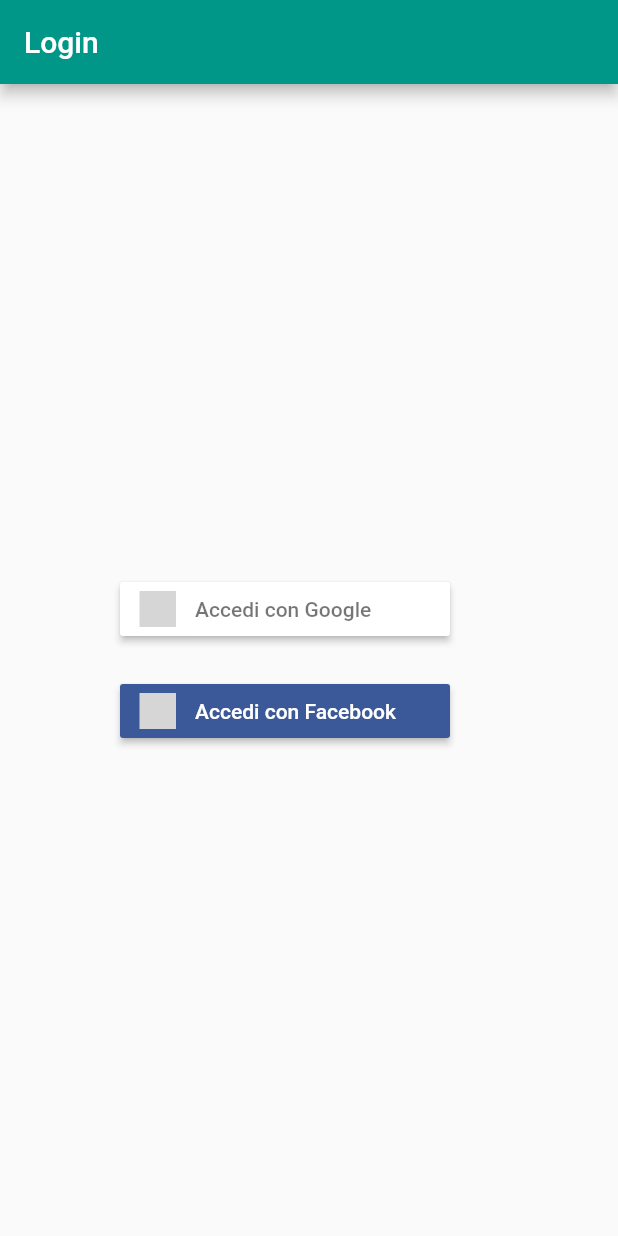
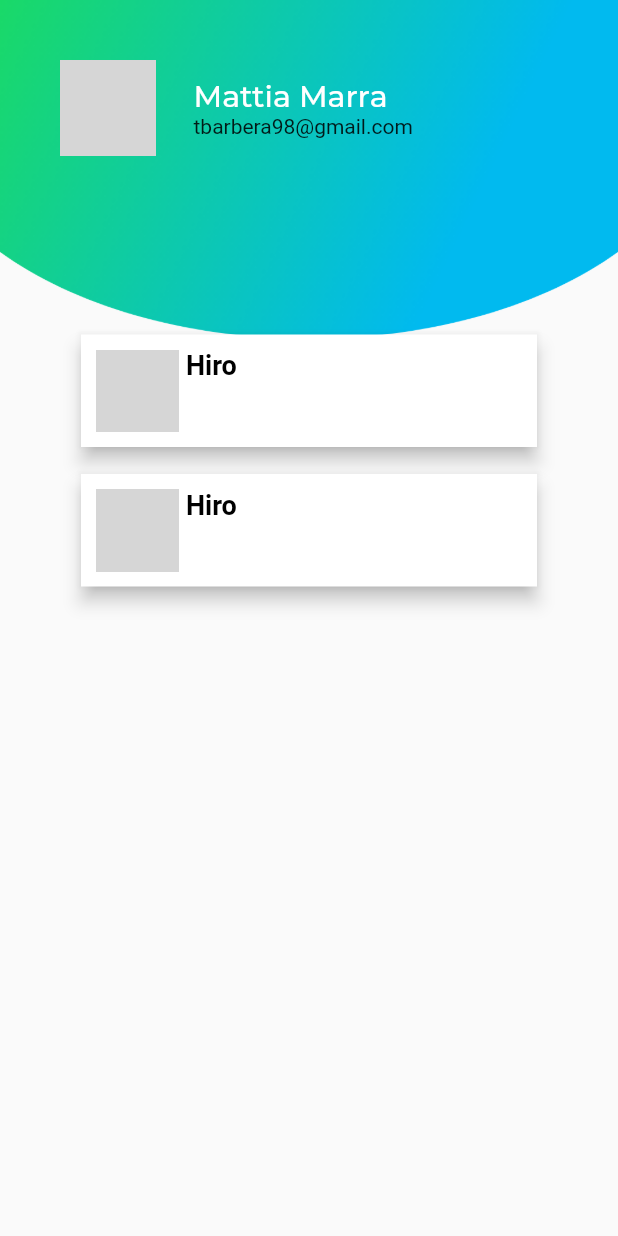
Before and after one commit to MDM-Uni/TAASS-frontend-android, a Flutter app: the screen it shows after launch, on a phone screen of 412 x 824 dp. Run offline on Flutter 3.47's test engine with Material 2 defaults, Android fonts, the phone set to English and light mode, and no system bars; our stand-ins replace firebase_auth, flutter_signin_button, flutter_svg, google_sign_in; missing offline and left inert: flutter_facebook_auth; accounts and stored records are empty; network calls fail; grey boxes are pictures that could not be loaded.

Commit message:
Creazione grafica dashboard.dart

```diff
--- /dev/null
+++ b/lib/dashboard.dart
@@ -0,0 +1,113 @@
+import 'package:flutter/cupertino.dart';
+import 'package:flutter/material.dart';
+import 'package:flutter_svg/flutter_svg.dart';
+import 'package:flutter_svg/svg.dart';
+
+class Dashboard extends StatefulWidget {
+  const Dashboard({Key? key}) : super(key: key);
+
+  @override
+  _DashboardState createState() => _DashboardState();
+}
+
+class _DashboardState extends State<Dashboard> {
+  @override
+  Widget build(BuildContext context) {
+    var size = MediaQuery.of(context).size;
+    return Scaffold(
+      body: Stack(
+        children: <Widget>[
+          Container(
+            width: double.infinity,
+            height: size.height * 0.4,
+            decoration: BoxDecoration(
+              image: DecorationImage(
+                alignment: Alignment.topCenter,
+                image: AssetImage('assets/images/top_header.png')
+              )
+            ),
+          ),
+          Padding(
+            padding: EdgeInsets.all(40.0),
+            child: SafeArea(
+              child: Column(
+                children: <Widget>[
+                  Container(
+                    height: 64,
+                    child: Row(
+                      crossAxisAlignment: CrossAxisAlignment.start,
+                      children: <Widget>[
+                        CircleAvatar(
+                          radius: 32,
+                          backgroundImage: NetworkImage('https://w7.pngwing.com/pngs/304/305/png-transparent-man-with-formal-suit-illustration-web-development-computer-icons-avatar-business-user-profile-child-face-web-design.png'),
+                        ),
+                        SizedBox(width: 25,),
+                        Column(
+                          mainAxisAlignment: MainAxisAlignment.center,
+                          crossAxisAlignment: CrossAxisAlignment.start,
+                          children: <Widget>[
+                            Text("Mattia Marra", style: TextStyle(fontFamily: 'Montserrat Medium', color: Colors.white, fontSize: 20),),
+                            Text("tbarbera98@gmail.com")
+                          ],
+                        )
+                      ],
+                    ),
+                  ),
+                  Container(
+                    padding: EdgeInsets.symmetric(vertical: 110.0),
+                    child: ListView.builder(
+                        shrinkWrap: true,
+                      itemCount: 2,
+                      itemBuilder: (BuildContext context, int index) => Container(
+                        width: MediaQuery.of(context).size.width,
+                        padding: EdgeInsets.symmetric(horizontal: 10.0, vertical: 5.0),
+                        child: Card(
+                          elevation: 5.0,
+                          shape: RoundedRectangleBorder(
+                            borderRadius: BorderRadius.circular(0.0)
+                          ),
+                          child: Container(
+                            width: MediaQuery.of(context).size.width,
+                            padding: EdgeInsets.symmetric(horizontal: 10.0, vertical: 10.0),
+                            child: Row(
+                              mainAxisAlignment: MainAxisAlignment.spaceBetween,
+                              crossAxisAlignment: CrossAxisAlignment.start,
+                              children: <Widget>[
+                                Row(
+                                  crossAxisAlignment: CrossAxisAlignment.start,
+                                  children: <Widget>[
+                                    Container(
+                                      width: 55.0,
+                                      height: 55.0,
+                                      child: CircleAvatar(
+                                        radius: 50,
+                                        backgroundColor: Colors.white,
+                                        backgroundImage: NetworkImage('https://creazilla-store.fra1.digitaloceanspaces.com/emojis/58264/dog-face-emoji-clipart-md.png')
+                                      ),
+                                    ),
+                                    SizedBox(width: 5.0),
+                                    Column(
+                                      crossAxisAlignment: CrossAxisAlignment.start,
+                                      children: <Widget>[
+                                        Text("Hiro", style: TextStyle(color: Colors.black, fontSize: 18.0, fontWeight: FontWeight.bold)),
+                                      ],
+                                    )
+                                  ],
+                                )
+                              ],
+                            ),
+                          ),
+                        ),
+                      ),
+                    ),
+                  )
+                ],
+              ),
+            ),
+          )
+        ],
+      ),
+    );
+  }
+
+}
--- a/lib/formScreen.dart
+++ b/lib/login.dart
@@ -4,15 +4,15 @@ import 'package:flutter_facebook_auth/flutter_facebook_auth.dart';
 import 'package:flutter_signin_button/flutter_signin_button.dart';
 import 'package:google_sign_in/google_sign_in.dart';
 
-class FormScreen extends StatefulWidget {
+class Login extends StatefulWidget {
   @override
   State<StatefulWidget> createState() {
     // TODO: implement createState
-    return FormScreenState();
+    return LoginScreenState();
   }
 }
 
-class FormScreenState extends State<FormScreen>{
+class LoginScreenState extends State<Login>{
 
   String? name;
   String? email;
--- a/lib/main.dart
+++ b/lib/main.dart
@@ -1,5 +1,6 @@
 import 'package:flutter/material.dart';
-import 'package:taass_frontend_android/formScreen.dart';
+import 'login.dart';
+import 'dashboard.dart';
 
 void main() {
   runApp(MyApp());
@@ -10,11 +11,12 @@ class MyApp extends StatelessWidget{
   Widget build(BuildContext context) {
     // TODO: implement build
     return MaterialApp(
+      debugShowCheckedModeBanner: false,
       title: 'Coding with Johnnie',
       theme: ThemeData(
         primarySwatch: Colors.teal,
       ),
-      home: FormScreen(),
+      home: Dashboard(),
     );
   }
 }
```
Also changed, not shown: pubspec.yaml (+14 -0 lines), assets/fonts/mo_me.ttf (added), assets/fonts/mo_re.ttf (added), assets/images/top_header.png (added), pubspec.lock, 3 other files.
